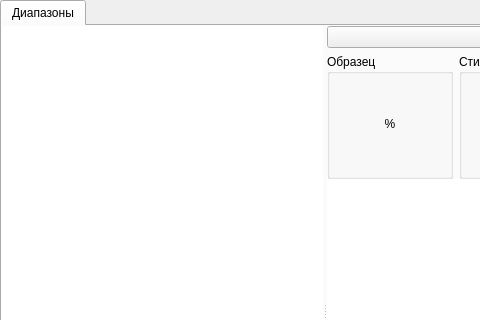
Old version of the form Unicodia/FmMain.ui in the repository Mercury13/unicodia; both pictures show x 0 to 480 and y 0 to 320 of the 800 by 600 pixel window.
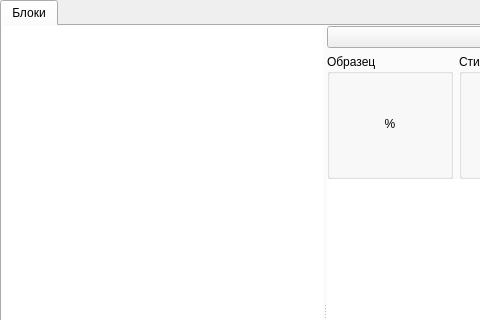
New version of the form.

Commit message: Диапазоны → Блоки

The edit to the form file:
```diff
--- a/Unicodia/FmMain.ui
+++ b/Unicodia/FmMain.ui
@@ -37,7 +37,7 @@
       </property>
       <widget class="QWidget" name="tabRanges">
        <attribute name="title">
-        <string>Диапазоны</string>
+        <string>Блоки</string>
        </attribute>
        <layout class="QVBoxLayout" name="verticalLayout_4">
         <property name="leftMargin">
```
